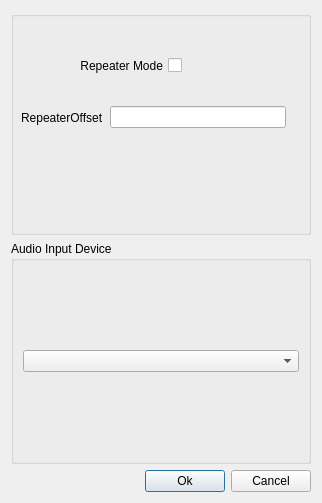
The window that Source/src/UI/audio_dialog.ui (zl2brg/cudaSDR) describes before a commit, drawn with Qt 5.
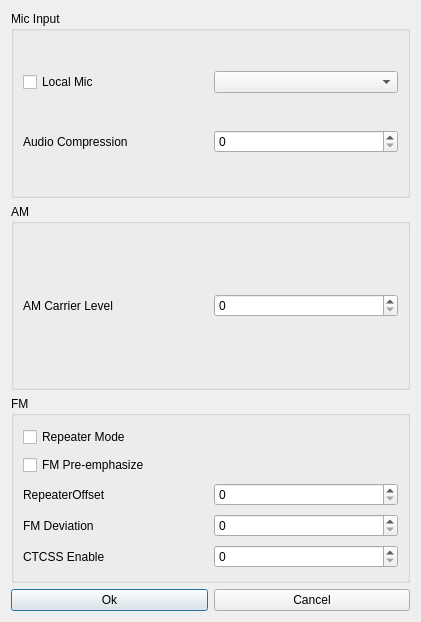
The same window after the commit. Custom widgets are drawn as their Qt base class.

The edit to the form file:
```diff
--- a/Source/src/UI/audio_dialog.ui
+++ b/Source/src/UI/audio_dialog.ui
@@ -6,45 +6,109 @@
    <rect>
     <x>0</x>
     <y>0</y>
-    <width>322</width>
-    <height>503</height>
+    <width>421</width>
+    <height>622</height>
    </rect>
   </property>
   <property name="windowTitle">
    <string>Dialog</string>
   </property>
-  <layout class="QVBoxLayout" name="verticalLayout_2">
+  <layout class="QVBoxLayout" name="verticalLayout">
+   <item>
+    <widget class="QGroupBox" name="groupBox">
+     <property name="title">
+      <string>Mic Input</string>
+     </property>
+     <layout class="QVBoxLayout" name="verticalLayout_3">
+      <item>
+       <layout class="QHBoxLayout" name="horizontalLayout">
+        <item>
+         <widget class="QCheckBox" name="local_mic">
+          <property name="layoutDirection">
+           <enum>Qt::LeftToRight</enum>
+          </property>
+          <property name="text">
+           <string>Local Mic</string>
+          </property>
+         </widget>
+        </item>
+        <item>
+         <widget class="QComboBox" name="audiodevlist"/>
+        </item>
+       </layout>
+      </item>
+      <item>
+       <layout class="QHBoxLayout" name="horizontalLayout_2">
+        <item>
+         <widget class="QLabel" name="label_2">
+          <property name="text">
+           <string>Audio Compression</string>
+          </property>
+         </widget>
+        </item>
+        <item>
+         <widget class="QSpinBox" name="audio_compression"/>
+        </item>
+       </layout>
+      </item>
+     </layout>
+    </widget>
+   </item>
+   <item>
+    <layout class="QHBoxLayout" name="horizontalLayout_7">
+     <item>
+      <widget class="QGroupBox" name="groupBox_3">
+       <property name="title">
+        <string>AM</string>
+       </property>
+       <layout class="QVBoxLayout" name="verticalLayout_4">
+        <item>
+         <layout class="QHBoxLayout" name="horizontalLayout_6">
+          <item>
+           <widget class="QLabel" name="label_3">
+            <property name="text">
+             <string>AM Carrier Level</string>
+            </property>
+           </widget>
+          </item>
+          <item>
+           <widget class="QSpinBox" name="am_carrierlevel"/>
+          </item>
+         </layout>
+        </item>
+       </layout>
+      </widget>
+     </item>
+    </layout>
+   </item>
    <item>
     <widget class="QGroupBox" name="groupBox_2">
      <property name="title">
-      <string/>
+      <string>FM</string>
      </property>
+     <layout class="QVBoxLayout" name="verticalLayout_2">
+      <item>
      <widget class="QCheckBox" name="checkBox">
-      <property name="geometry">
-       <rect>
-        <x>20</x>
-        <y>40</y>
-        <width>151</width>
-        <height>29</height>
-       </rect>
-      </property>
       <property name="layoutDirection">
-       <enum>Qt::RightToLeft</enum>
+         <enum>Qt::LeftToRight</enum>
       </property>
       <property name="text">
        <string>Repeater Mode</string>
       </property>
      </widget>
-     <widget class="QWidget" name="">
-      <property name="geometry">
-       <rect>
-        <x>10</x>
-        <y>90</y>
-        <width>265</width>
-        <height>33</height>
-       </rect>
-      </property>
-      <layout class="QHBoxLayout" name="horizontalLayout">
+      </item>
+      <item>
+       <widget class="QCheckBox" name="checkBox_3">
+        <property name="layoutDirection">
+         <enum>Qt::LeftToRight</enum>
+        </property>
+        <property name="text">
+         <string>FM Pre-emphasize</string>
+        </property>
+       </widget>
+      </item>
+      <item>
+       <layout class="QHBoxLayout" name="horizontalLayout_5">
        <item>
         <widget class="QLabel" name="label">
          <property name="text">
@@ -53,43 +117,43 @@
         </widget>
        </item>
        <item>
-        <widget class="QLineEdit" name="lineEdit">
-         <property name="maxLength">
-          <number>10</number>
-         </property>
-        </widget>
-       </item>
-      </layout>
-     </widget>
-    </widget>
+         <widget class="QSpinBox" name="repeater_offset"/>
+        </item>
+       </layout>
    </item>
    <item>
-    <widget class="QGroupBox" name="groupBox">
-     <property name="title">
-      <string>Audio Input Device </string>
-     </property>
      <layout class="QHBoxLayout" name="horizontalLayout_3">
       <item>
-       <widget class="QComboBox" name="audiodevlist"/>
-      </item>
-     </layout>
-    </widget>
+         <widget class="QLabel" name="label_5">
+          <property name="text">
+           <string>FM Deviation</string>
+          </property>
+         </widget>
+        </item>
+        <item>
+         <widget class="QSpinBox" name="fm_deviation"/>
+        </item>
+       </layout>
    </item>
    <item>
     <layout class="QHBoxLayout" name="horizontalLayout_4">
      <item>
-      <spacer name="horizontalSpacer">
-       <property name="orientation">
-        <enum>Qt::Horizontal</enum>
-       </property>
-       <property name="sizeHint" stdset="0">
-        <size>
-         <width>118</width>
-         <height>20</height>
-        </size>
-       </property>
-      </spacer>
-     </item>
+         <widget class="QLabel" name="label_4">
+          <property name="text">
+           <string>CTCSS Enable</string>
+          </property>
+         </widget>
+        </item>
+        <item>
+         <widget class="QSpinBox" name="ctcss_tone"/>
+        </item>
+       </layout>
+      </item>
+     </layout>
+    </widget>
+   </item>
+   <item>
+    <layout class="QHBoxLayout" name="horizontalLayout_8">
      <item>
       <widget class="AeroButton" name="OkButton">
        <property name="text">
```
Lines whose indentation alone changed are shown as unchanged.
